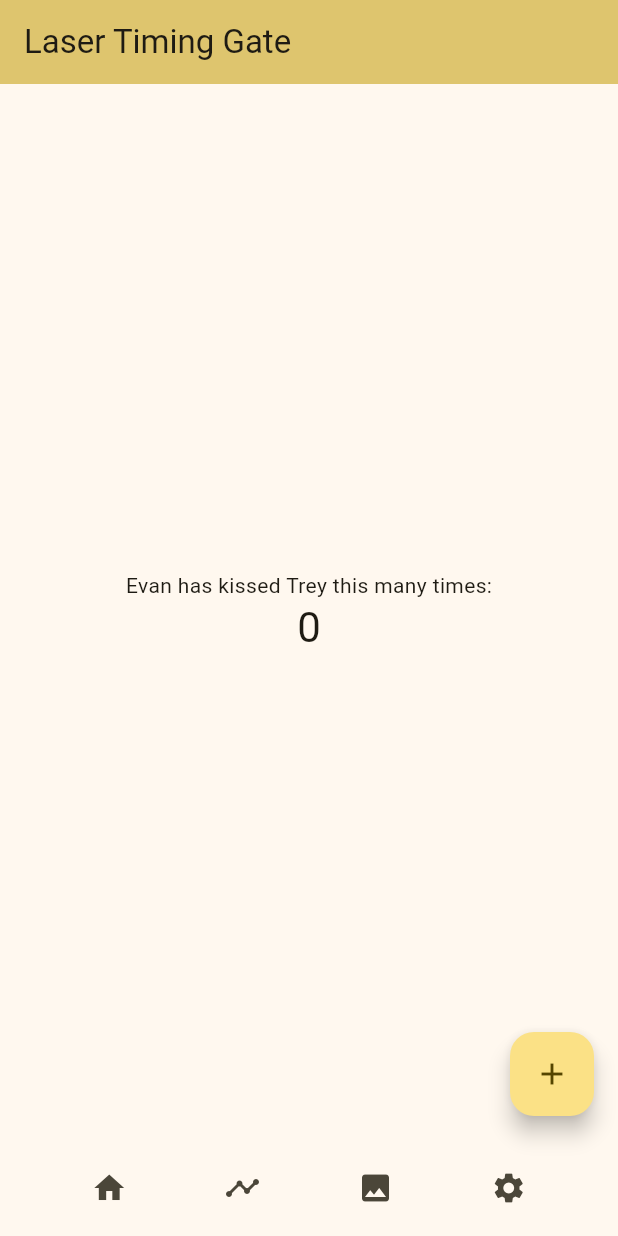
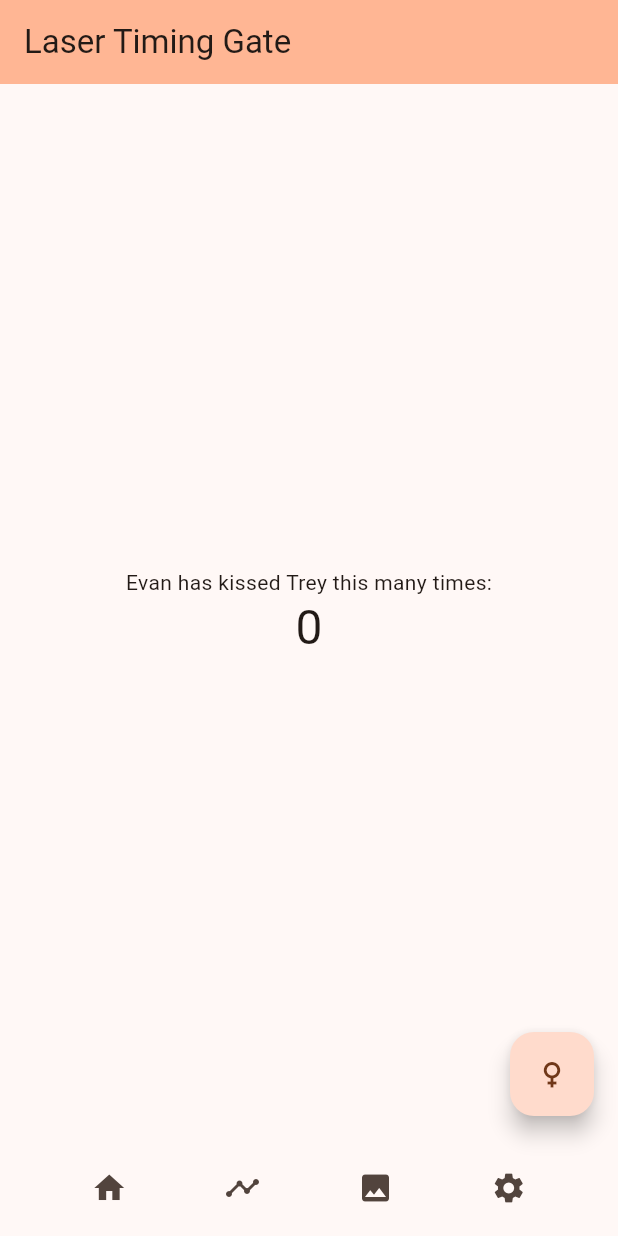
Before and after one commit to JaxJacobson/laser_timing_gate_app, a Flutter app: the screen it shows after launch, on a phone screen of 412 x 824 dp. Run offline on Flutter 3.47's test engine with Material 3 defaults, Android fonts, the phone set to English and light mode, and no system bars.

```diff
--- a/lib/main.dart
+++ b/lib/main.dart
@@ -28,7 +28,7 @@ class MyApp extends StatelessWidget {
         //
         // This works for code too, not just values: Most code changes can be
         // tested with just a hot reload.
-        colorScheme: .fromSeed(seedColor: const Color.fromARGB(255, 255, 213, 0)),
+        colorScheme: .fromSeed(seedColor: const Color.fromARGB(255, 255, 106, 0)),
       ),
       home: const MyHomePage(title: 'Laser Timing Gate')
     );
@@ -102,16 +102,30 @@ class _MyHomePageState extends State<MyHomePage> {
           // TRY THIS: Invoke "debug painting" (choose the "Toggle Debug Paint"
           // action in the IDE, or press "p" in the console), to see the
           // wireframe for each widget.
+
           mainAxisAlignment: MainAxisAlignment.center,
           children: [
             const Text('Evan has kissed Trey this many times:'),
             Text(
               '$_counter',
-              style: Theme.of(context).textTheme.headlineMedium,
+              style: Theme.of(context).textTheme.headlineLarge,
             ),
           ],
         ),
       ),
+
+
+      floatingActionButton: FloatingActionButton(
+        onPressed: _incrementCounter,
+        tooltip: 'Evan will kiss Trey for a very long time',
+        child: Column(
+          mainAxisAlignment: MainAxisAlignment.center,
+          children: [
+            const Icon(Icons.female),
+          ],
+        ),
+      ),
+
 
       bottomNavigationBar: Container(
         padding: const EdgeInsets.symmetric(horizontal:8, vertical: 8),
@@ -126,11 +140,6 @@ class _MyHomePageState extends State<MyHomePage> {
         ),
       ),
 
-      floatingActionButton: FloatingActionButton(
-        onPressed: _incrementCounter,
-        tooltip: 'Evan will kiss Trey for a very long time',
-        child: const Icon(Icons.add),
-      ),
     );
   }
 }
```
